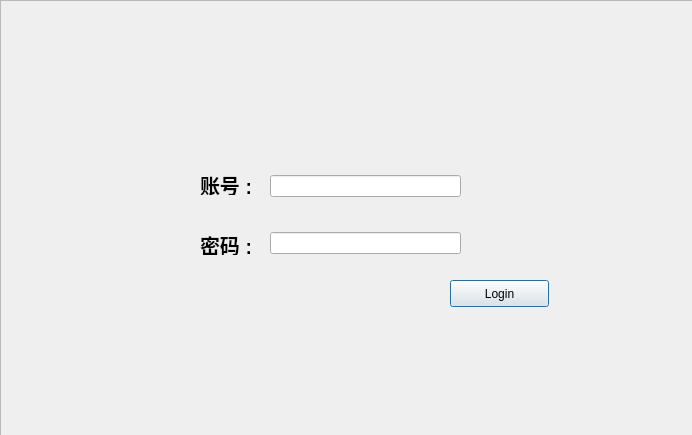
First picture: the form in untitled/dialog.ui, repository HuanGitHub/Graduation-Project, before the edit.
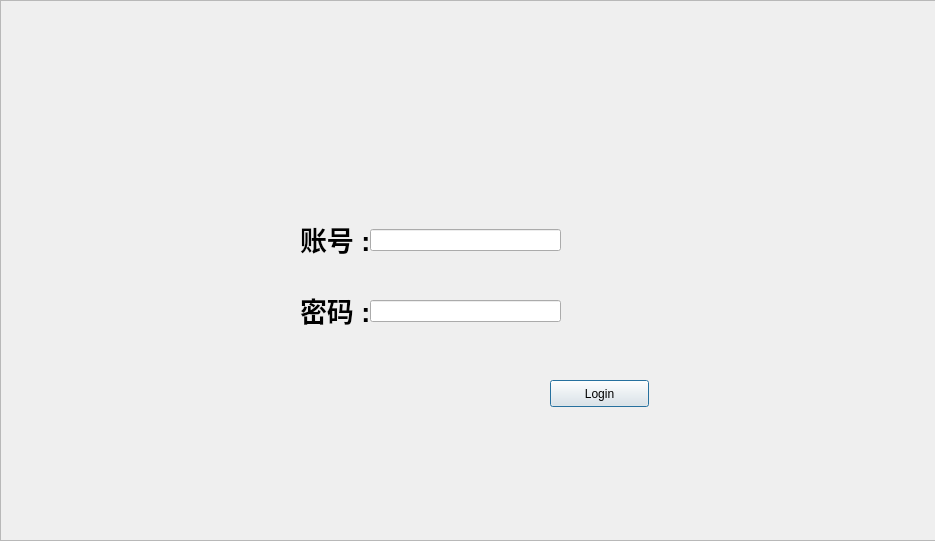
Second picture: the form after the edit.

What changed in the file:
```diff
--- a/untitled/dialog.ui
+++ b/untitled/dialog.ui
@@ -6,8 +6,8 @@
    <rect>
     <x>0</x>
     <y>0</y>
-    <width>692</width>
-    <height>435</height>
+    <width>935</width>
+    <height>541</height>
    </rect>
   </property>
   <property name="windowTitle">
@@ -18,8 +18,8 @@
     <rect>
      <x>0</x>
      <y>0</y>
-     <width>701</width>
-     <height>441</height>
+     <width>941</width>
+     <height>541</height>
     </rect>
    </property>
    <property name="frameShape">
@@ -32,8 +32,8 @@
   <widget class="QPushButton" name="pushButton">
    <property name="geometry">
     <rect>
-     <x>450</x>
-     <y>280</y>
+     <x>550</x>
+     <y>380</y>
      <width>99</width>
      <height>27</height>
     </rect>
@@ -45,10 +45,10 @@
   <widget class="QWidget" name="verticalLayoutWidget_2">
    <property name="geometry">
     <rect>
-     <x>270</x>
-     <y>150</y>
+     <x>370</x>
+     <y>190</y>
      <width>191</width>
-     <height>131</height>
+     <height>171</height>
     </rect>
    </property>
    <layout class="QVBoxLayout" name="verticalLayout_2" stretch="5,5">
@@ -66,15 +66,15 @@
   <widget class="QLabel" name="label">
    <property name="geometry">
     <rect>
-     <x>200</x>
-     <y>175</y>
-     <width>50</width>
-     <height>20</height>
+     <x>300</x>
+     <y>223</y>
+     <width>71</width>
+     <height>31</height>
     </rect>
    </property>
    <property name="font">
     <font>
-     <pointsize>15</pointsize>
+     <pointsize>20</pointsize>
      <weight>75</weight>
      <bold>true</bold>
     </font>
@@ -86,15 +86,15 @@
   <widget class="QLabel" name="label_2">
    <property name="geometry">
     <rect>
-     <x>200</x>
-     <y>235</y>
-     <width>50</width>
-     <height>20</height>
+     <x>300</x>
+     <y>284</y>
+     <width>71</width>
+     <height>51</height>
     </rect>
    </property>
    <property name="font">
     <font>
-     <pointsize>15</pointsize>
+     <pointsize>20</pointsize>
      <weight>75</weight>
      <bold>true</bold>
     </font>
```
